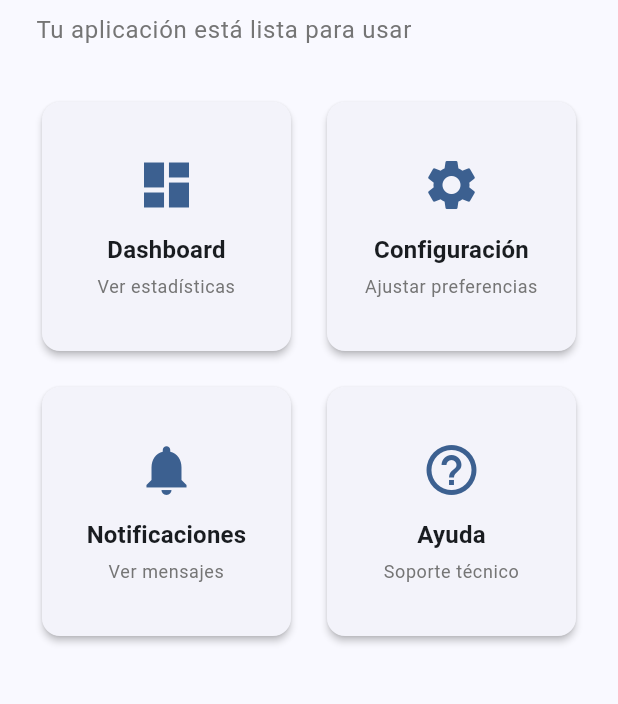
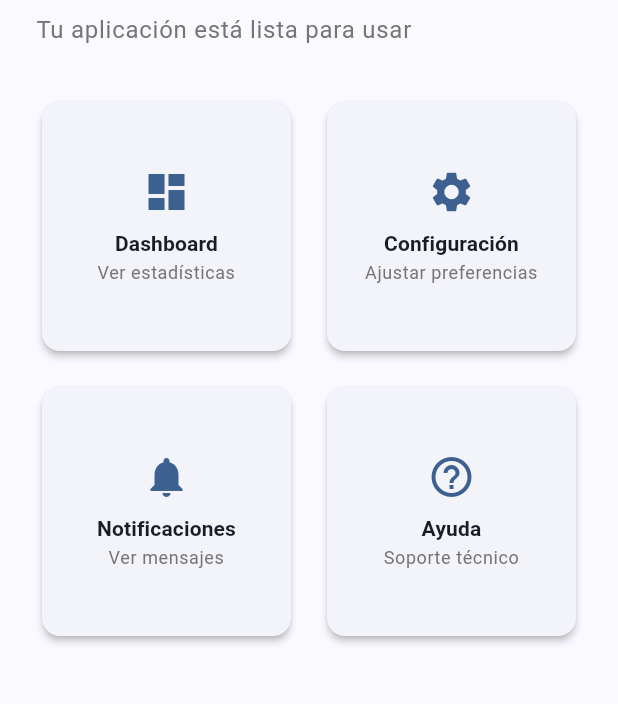
Before and after one commit to Tacun44/Shipaton, a Flutter app: the screen it shows once a user with an empty profile is signed in, on a phone screen of 412 x 824 dp, the part 384-1088 px from its top. Run offline on Flutter 3.47's test engine with Material 3 defaults, Android fonts, the phone set to English and light mode, and no system bars; our stand-ins replace flutter_secure_storage, local_auth, supabase_flutter; accounts and stored records are empty; network calls fail.

```diff
--- a/lib/screens/home/home_screen.dart
+++ b/lib/screens/home/home_screen.dart
@@ -230,27 +230,33 @@ class _HomeScreenState extends State<HomeScreen> {
           padding: const EdgeInsets.all(16.0),
           child: Column(
             mainAxisAlignment: MainAxisAlignment.center,
+            mainAxisSize: MainAxisSize.min,
             children: [
               Icon(
                 icon,
-                size: 40,
+                size: 32,
                 color: Theme.of(context).primaryColor,
               ),
-              const SizedBox(height: 12),
+              const SizedBox(height: 8),
               Text(
                 title,
-                style: Theme.of(context).textTheme.titleMedium?.copyWith(
+                style: Theme.of(context).textTheme.titleSmall?.copyWith(
                   fontWeight: FontWeight.bold,
                 ),
                 textAlign: TextAlign.center,
+                maxLines: 1,
+                overflow: TextOverflow.ellipsis,
               ),
-              const SizedBox(height: 4),
+              const SizedBox(height: 2),
               Text(
                 subtitle,
                 style: Theme.of(context).textTheme.bodySmall?.copyWith(
                   color: Colors.grey[600],
+                  fontSize: 12,
                 ),
                 textAlign: TextAlign.center,
+                maxLines: 2,
+                overflow: TextOverflow.ellipsis,
               ),
             ],
           ),
--- a/lib/services/biometric_service.dart
+++ b/lib/services/biometric_service.dart
@@ -1,3 +1,4 @@
+import 'package:flutter/foundation.dart';
 import 'package:flutter/material.dart';
 import 'package:flutter/services.dart';
 import 'package:local_auth/local_auth.dart';
@@ -16,6 +17,9 @@ class BiometricService {
   /// Verificar si el dispositivo soporta biometría
   static Future<bool> isDeviceSupported() async {
     try {
+      // En web, la biometría no está soportada
+      if (kIsWeb) return false;
+
       return await _localAuth.isDeviceSupported();
     } catch (e) {
       debugPrint('Error verificando soporte biométrico: $e');
@@ -40,6 +44,9 @@ class BiometricService {
   /// Obtener tipos de biometría disponibles
   static Future<List<BiometricType>> getAvailableBiometrics() async {
     try {
+      // En web, no hay biometría disponible
+      if (kIsWeb) return [];
+
       return await _localAuth.getAvailableBiometrics();
     } catch (e) {
       debugPrint('Error obteniendo tipos biométricos: $e');
```
Also changed, not shown: 1 other file.
